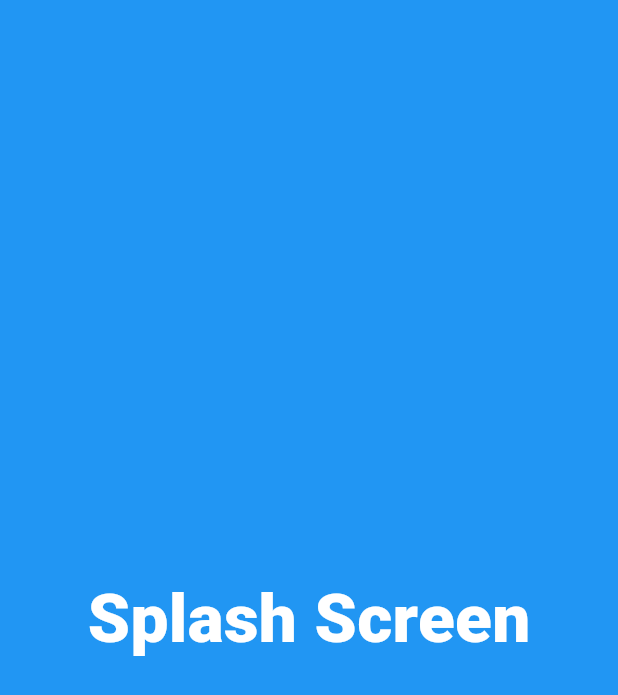
After one commit to mahbub-hasan-abid/flutter_test, a Flutter app: the sp_login screen opened directly, on a phone screen of 412 x 824 dp. The commit adds this screen. Shown: the top 695 px of the screen. Run offline on Flutter 3.47's test engine with Material 3 defaults, Android fonts, the phone set to English and light mode, and no system bars; our stand-ins replace shared_preferences; accounts and stored records are empty.

Commit message:
splash screen ,log in page (using shared preference  this will save the log in status),home page

```diff
--- /dev/null
+++ b/lib/log_in_page_with_one_time_login/splash_screen_LG.dart
@@ -0,0 +1,63 @@
+import 'dart:async';
+
+import 'package:flutter/material.dart';
+import 'package:flutter_application_1/log_in_page_with_one_time_login/LogIn.dart';
+import 'package:flutter_application_1/log_in_page_with_one_time_login/home_page.dart';
+import 'package:shared_preferences/shared_preferences.dart';
+
+class sp_login extends StatefulWidget {
+  const sp_login({super.key});
+
+  @override
+  State<sp_login> createState() => _sp_loginState();
+}
+
+class _sp_loginState extends State<sp_login> {
+  @override
+  void initState() {
+    super.initState();
+    whereToGo();
+    // TODO: implement initState
+  }
+
+  @override
+  Widget build(BuildContext context) {
+    return Scaffold(
+      body: Container(
+        width: MediaQuery.of(context).size.width,
+        height: MediaQuery.of(context).size.height,
+        color: Colors.blue,
+        child: Center(
+          child: Text(
+            'Splash Screen',
+            style: TextStyle(
+                fontSize: 45, fontWeight: FontWeight.w800, color: Colors.white),
+          ),
+        ),
+      ),
+    );
+  }
+
+  Future<void> whereToGo() async {
+    var logPref = await SharedPreferences.getInstance();
+
+    var logVal = logPref.getBool('LOGIN');
+    if (logVal == null || logVal == 'false') {
+      Timer(Duration(seconds: 4), () {
+        Navigator.pushReplacement(
+            context,
+            MaterialPageRoute(
+              builder: (context) => LogInFirstPage(),
+            ));
+      });
+    } else {
+      Timer(Duration(seconds: 4), () {
+        Navigator.pushReplacement(
+            context,
+            MaterialPageRoute(
+              builder: (context) => HomePage(),
+            ));
+      });
+    }
+  }
+}
--- a/lib/shared_preference/main.dart
+++ b/lib/shared_preference/main.dart
@@ -1,3 +1,5 @@
+// ignore_for_file: must_call_super
+
 import 'package:flutter/material.dart';
 import 'package:shared_preferences/shared_preferences.dart';
 
```
Also changed, not shown: lib/log_in_page_with_one_time_login/LogIn.dart (added, +75 -0 lines), lib/log_in_page_with_one_time_login/home_page.dart (added, +27 -0 lines), lib/log_in_page_with_one_time_login/main_login.dart (added, +36 -0 lines).
